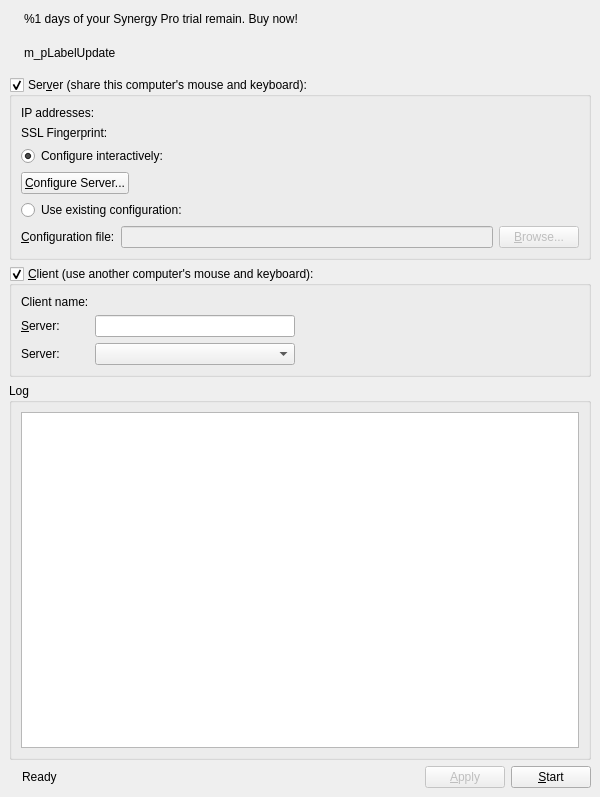
The window that src/gui/src/MainWindowBase.ui (deskflow/deskflow) describes before a commit, drawn with Qt 5.
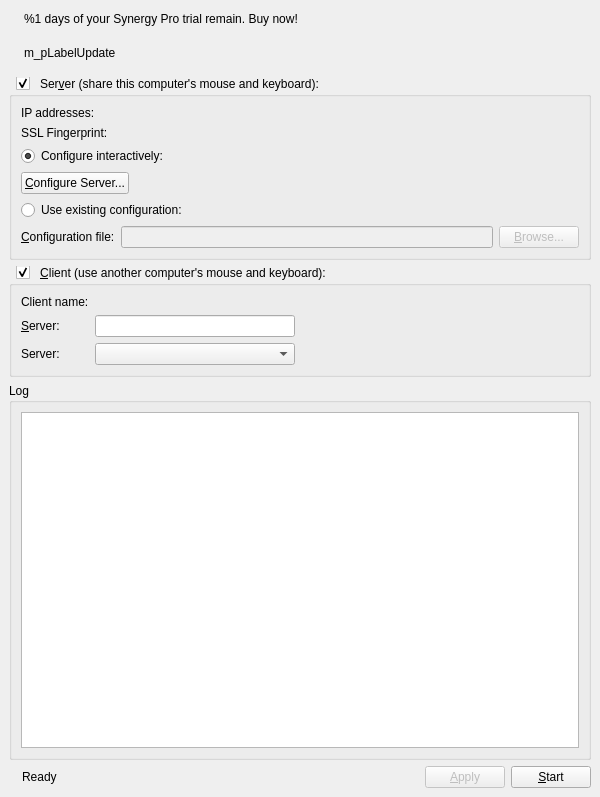
The same window after the commit. Icons and pictures are not drawn.

Commit message: SYNERGY-688 All the text in all the windows should have the same font and size

Diff of the .ui file:
```diff
--- a/src/gui/src/MainWindowBase.ui
+++ b/src/gui/src/MainWindowBase.ui
@@ -137,6 +137,18 @@
         <verstretch>0</verstretch>
        </sizepolicy>
       </property>
+      <property name="font">
+       <font>
+        <kerning>true</kerning>
+       </font>
+      </property>
+      <property name="styleSheet">
+       <string notr="true">QGroupBox::title {
+    subcontrol-origin: margin;
+    left: 7px;
+}
+</string>
+      </property>
       <property name="title">
        <string>Ser&amp;ver (share this computer's mouse and keyboard):</string>
       </property>
@@ -275,6 +287,18 @@
         <verstretch>0</verstretch>
        </sizepolicy>
       </property>
+      <property name="font">
+       <font>
+        <kerning>true</kerning>
+       </font>
+      </property>
+      <property name="styleSheet">
+       <string notr="true">QGroupBox::title {
+    subcontrol-origin: margin;
+    left: 7px;
+}
+</string>
+      </property>
       <property name="title">
        <string>&amp;Client (use another computer's mouse and keyboard):</string>
       </property>
```
Left out of the diff: 11 changed lines with no effect on the pictures. The commit also changes 4 other files.
